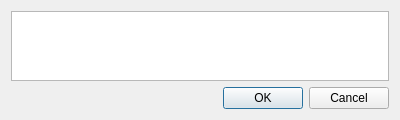
The window that ui/items.ui (git-cola/git-cola) describes before a commit, drawn with Qt 5.
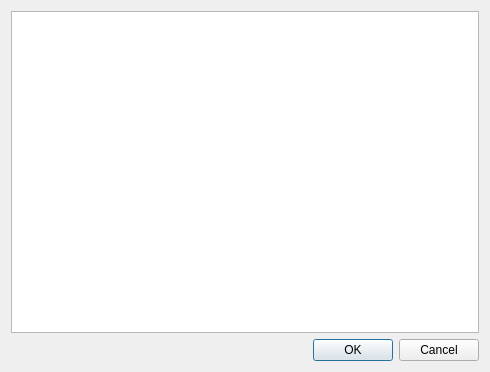
The same window after the commit.

Commit message:
compare: add a 'Show Versions' checkbox to control usage of 'git describe'
When 'Show Versions' is enabled the descriptions in the compare view get the
canonical 'git describe' version number prepended to them.

Diff of the .ui file:
```diff
--- a/ui/items.ui
+++ b/ui/items.ui
@@ -5,8 +5,8 @@
    <rect>
     <x>0</x>
     <y>0</y>
-    <width>400</width>
-    <height>73</height>
+    <width>490</width>
+    <height>372</height>
    </rect>
   </property>
   <layout class="QVBoxLayout" >
@@ -19,7 +19,7 @@
       <enum>Qt::Horizontal</enum>
      </property>
      <property name="standardButtons" >
-      <set>QDialogButtonBox::Cancel|QDialogButtonBox::NoButton|QDialogButtonBox::Ok</set>
+      <set>QDialogButtonBox::Cancel|QDialogButtonBox::Ok</set>
      </property>
     </widget>
    </item>
```
The commit also changes 3 other files.
